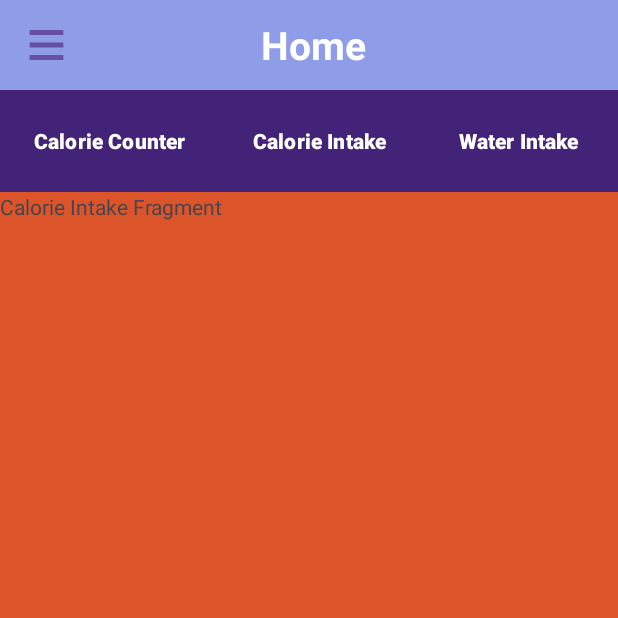
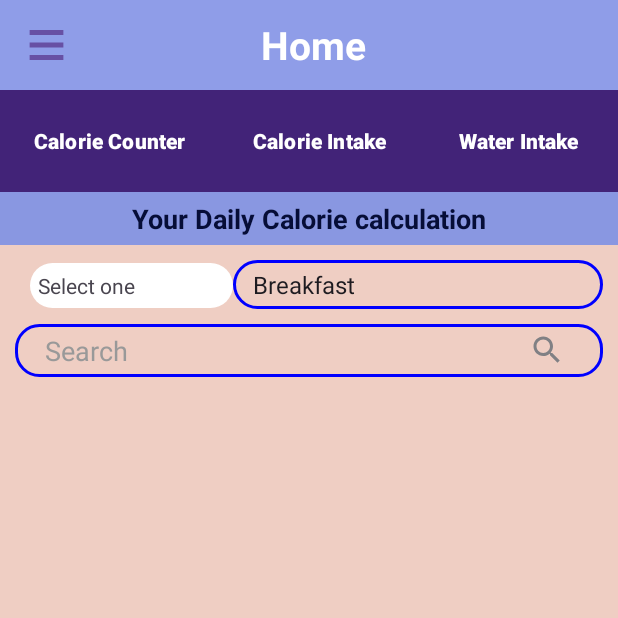
Before and after one commit to dsumanta/diet_planning, an Android app: the fragment CalorieIntake placed in its activity, on a phone screen of 412 x 824 dp, the top half of it. Run offline under Robolectric (Android 15) with nearby library versions, the phone set to English and light mode, and no system bars; our stand-ins replace Firebase (no records; nobody signed in at launch, a user with empty details on screens opened directly).

Commit message:
calorie intake UI is completed

```diff
--- a/app/src/main/java/com/example/chatapp/CalorieIntake.kt
+++ b/app/src/main/java/com/example/chatapp/CalorieIntake.kt
@@ -5,21 +5,33 @@
 import android.view.LayoutInflater
 import android.view.View
 import android.view.ViewGroup
+import android.widget.ArrayAdapter
+import android.widget.Spinner
 
 
 class CalorieIntake : Fragment() {
 
-    override fun onCreate(savedInstanceState: Bundle?) {
-        super.onCreate(savedInstanceState)
-
-    }
+    private lateinit var mySpinner: Spinner
 
     override fun onCreateView(
         inflater: LayoutInflater, container: ViewGroup?,
         savedInstanceState: Bundle?
-    ): View? {
+    ): View {
         // Inflate the layout for this fragment
         return inflater.inflate(R.layout.fragment_calorie_intake, container, false)
     }
 
+    override fun onViewCreated(view: View, savedInstanceState: Bundle?) {
+        super.onViewCreated(view, savedInstanceState)
+
+        mySpinner = view.findViewById(R.id.mySpinner)
+
+        val options = arrayOf("Breakfast", "Lunch", "Dinner")
+
+        val adapter = ArrayAdapter(requireContext(), android.R.layout.simple_spinner_item, options)
+        adapter.setDropDownViewResource(android.R.layout.simple_spinner_dropdown_item)
+        mySpinner.adapter = adapter
+
+
+    }
 }
--- /dev/null
+++ b/app/src/main/res/drawable/baseline_search_24.xml
@@ -0,0 +1,5 @@
+<vector android:height="24dp" android:tint="#808084"
+    android:viewportHeight="24" android:viewportWidth="24"
+    android:width="24dp" xmlns:android="http://schemas.android.com/apk/res/android">
+    <path android:fillColor="@android:color/white" android:pathData="M15.5,14h-0.79l-0.28,-0.27C15.41,12.59 16,11.11 16,9.5 16,5.91 13.09,3 9.5,3S3,5.91 3,9.5 5.91,16 9.5,16c1.61,0 3.09,-0.59 4.23,-1.57l0.27,0.28v0.79l5,4.99L20.49,19l-4.99,-5zM9.5,14C7.01,14 5,11.99 5,9.5S7.01,5 9.5,5 14,7.01 14,9.5 11.99,14 9.5,14z"/>
+</vector>
--- a/app/src/main/res/layout/fragment_calorie_intake.xml
+++ b/app/src/main/res/layout/fragment_calorie_intake.xml
@@ -3,13 +3,54 @@
     xmlns:tools="http://schemas.android.com/tools"
     android:layout_width="match_parent"
     android:layout_height="match_parent"
-    android:background="#DC5429"
+    android:orientation="vertical"
+    android:background="#EFCEC3"
     tools:context=".CalorieIntake">
-
-    <!-- TODO: Update blank fragment layout -->
     <TextView
         android:layout_width="match_parent"
-        android:layout_height="match_parent"
-        android:text="Calorie Intake Fragment" />
+        android:text="Your Daily Calorie calculation"
+        android:textAlignment="center"
+        android:textStyle="bold"
+        android:textSize="18sp"
+        android:textColor="#060D37"
+        android:background="#8997E1"
+        android:padding="5dp"
+        android:layout_height="35dp"/>
+    <!-- TODO: Update blank fragment layout -->
+    <LinearLayout
+        android:layout_width="match_parent"
+        android:layout_height="wrap_content"
+        android:layout_margin="10dp"
+        >
+        <TextView
+            android:layout_width="60dp"
+            android:layout_height="wrap_content"
+            android:layout_marginLeft="10dp"
+            android:padding="5dp"
+            android:layout_weight="1"
+            android:background="@drawable/edittext_circular_box"
+            android:text="Select one"/>
+        <Spinner
+            android:id="@+id/mySpinner"
+            android:layout_width="wrap_content"
+            android:layout_weight="2"
+            android:padding="5dp"
+            android:background="@drawable/circular_background"
+            android:layout_height="wrap_content" />
+    </LinearLayout>
 
+    <EditText
+        android:id="@+id/searchEditText"
+        android:layout_width="match_parent"
+        android:layout_height="wrap_content"
+        android:layout_marginLeft="10dp"
+        android:layout_marginRight="10dp"
+        android:background="@drawable/circular_background"
+        android:hint="Search"
+        android:drawableRight="@drawable/baseline_search_24"
+        android:paddingLeft="20dp"
+        android:paddingTop="5dp"
+        android:paddingRight="25dp"
+        android:paddingBottom="5dp"
+        android:textColorHint="#999999" />
 </LinearLayout>
--- a/app/src/main/res/layout/fragment_recepie_suggetion.xml
+++ b/app/src/main/res/layout/fragment_recepie_suggetion.xml
@@ -3,14 +3,15 @@
     xmlns:tools="http://schemas.android.com/tools"
     android:layout_width="match_parent"
     android:layout_height="match_parent"
-    android:gravity="center"
-    android:background="#5B12DD"
+    android:background="#DAD2E6"
     tools:context=".RecepieSuggetion">
 
     <!-- TODO: Update blank fragment layout -->
-    <TextView
-        android:layout_width="match_parent"
-        android:layout_height="match_parent"
-        android:text="Repie Fragment" />
+   <TextView
+       android:layout_width="match_parent"
+       android:layout_height="match_parent"
+       android:text="Recepie suggetion fragment">
+
+   </TextView>
 
 </LinearLayout>
```
